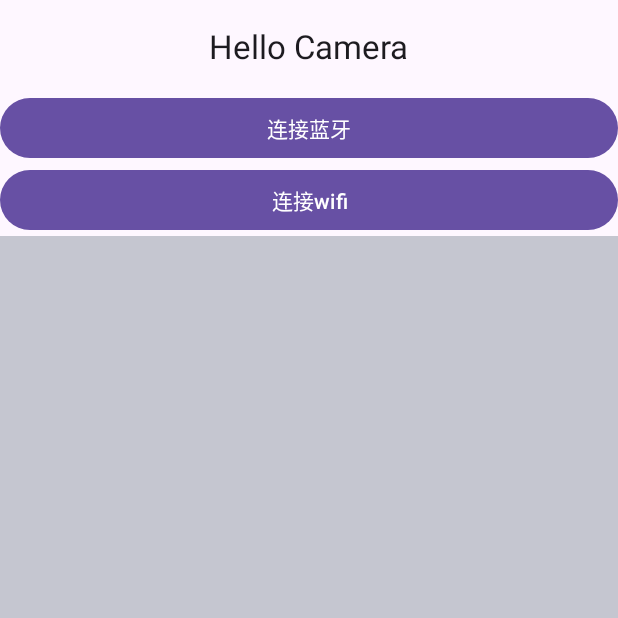
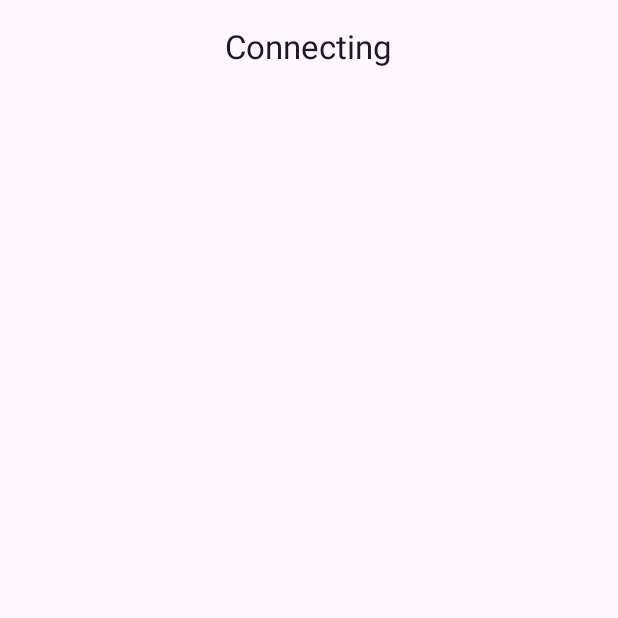
Before and after one commit to ArchineDay/ConnectCamera, an Android app: the screen it shows after launch (MainActivity before the commit, ShowConnectInfo after it), after a tap on "连接蓝牙", on a phone screen of 412 x 824 dp, the top half of it. Run offline under Robolectric (Android 15) with nearby library versions, the phone set to English and light mode, and no system bars.

Commit message:
ble检测和启动

```diff
--- a/app/src/main/java/com/example/connectcamera/MainActivity.java
+++ b/app/src/main/java/com/example/connectcamera/MainActivity.java
@@ -7,28 +7,39 @@ import android.content.Intent;
 import android.net.Uri;
 import android.os.Bundle;
 import android.view.View;
+import android.widget.Button;
 
-public class MainActivity extends  AppCompatActivity{
+public class MainActivity extends AppCompatActivity implements View.OnClickListener {
 
+    Button blueConnectBtn;
+    Button wifiConnectBtn;
 
     @Override
     protected void onCreate(Bundle savedInstanceState) {
         super.onCreate(savedInstanceState);
         setContentView(R.layout.activity_main);
 
+        //获取按钮并监听
+        Button blueConnectBtn = findViewById(R.id.blueConnect);
+        Button wifiConnectBtn = findViewById(R.id.wifiConnect);
+
+        System.out.println(blueConnectBtn.getId());
+
+        blueConnectBtn.setOnClickListener(this);
+        wifiConnectBtn.setOnClickListener(this);
+
     }
+
     @Override
     protected void onStart() {
         super.onStart();
     }
 
-    public void onBlueConnect(View view){
-
+    @Override
+    public void onClick(View v) {
+        Intent intent = new Intent();
+        intent.setClass(this, ShowConnectInfo.class);
+        startActivity(intent);
 
     }
-
-    public void onWifiConnect(View view){
-
-    }
-
 }
--- /dev/null
+++ b/app/src/main/java/com/example/connectcamera/ShowConnectInfo.java
@@ -0,0 +1,170 @@
+package com.example.connectcamera;
+
+import static android.content.ContentValues.TAG;
+
+import androidx.annotation.RequiresApi;
+import androidx.appcompat.app.AppCompatActivity;
+import androidx.core.app.ActivityCompat;
+
+import android.annotation.SuppressLint;
+import android.app.ListActivity;
+import android.bluetooth.BluetoothAdapter;
+import android.bluetooth.BluetoothDevice;
+import android.bluetooth.BluetoothManager;
+import android.bluetooth.le.BluetoothLeScanner;
+import android.content.BroadcastReceiver;
+import android.content.Context;
+import android.content.Intent;
+import android.content.IntentFilter;
+import android.content.pm.PackageManager;
+import android.os.Build;
+import android.os.Bundle;
+import android.os.Handler;
+import android.os.Message;
+import android.util.Log;
+import android.widget.Toast;
+
+import com.example.connectcamera.ble.BleManager;
+import com.example.connectcamera.ble.OnDeviceSearchListener;
+
+public class ShowConnectInfo extends AppCompatActivity {
+
+    private BluetoothManager bluetoothManager;
+    private BluetoothAdapter bluetooth4Adapter;
+
+    public Context mContext;
+
+    private BleManager bleManager;
+    private boolean mScanning;
+    private Handler handler;
+
+    // Stops scanning after 10 seconds.
+    private static final long SCAN_PERIOD = 10000;
+
+    private static final int DISCOVERY_DEVICE = 0x0A;
+    private static final int DISCOVERY_OUT_TIME = 0x0B;
+
+
+    @Override
+    protected void onCreate(Bundle savedInstanceState) {
+        super.onCreate(savedInstanceState);
+        setContentView(R.layout.activity_show_connect_info);
+
+        mContext = ShowConnectInfo.this;
+        //初始化
+        initBle(mContext);
+
+        //打开蓝牙
+        openBlueTooth(mContext, false);
+
+        //搜索
+        searchBtDevice();
+
+
+    }
+
+
+    public boolean initBle(Context context) {
+        mContext = context;
+        return checkBle(context);
+    }
+
+    /**
+     * 检测手机是否支持4.0蓝牙
+     *
+     * @param context 上下文
+     * @return true--支持4.0  false--不支持4.0
+     */
+    public boolean checkBle(Context context) {
+
+        bluetoothManager = (BluetoothManager) context.getSystemService(Context.BLUETOOTH_SERVICE);
+        if (bluetoothManager == null) {
+            return false;
+        }
+        bluetooth4Adapter = bluetoothManager.getAdapter();  //BLUETOOTH权限
+        if (bluetooth4Adapter == null) {
+            return false;
+        } else {
+            Log.d(TAG, "该设备支持蓝牙4.0");
+            Toast.makeText(this, "该设备支持蓝牙4.0", Toast.LENGTH_SHORT).show();
+            return true;
+        }
+    }
+
+    /**
+     * 获取蓝牙状态
+     */
+    public boolean isEnable() {
+        if (bluetooth4Adapter == null) {
+            return false;
+        }
+        return bluetooth4Adapter.isEnabled();
+    }
+
+    /**
+     * 打开蓝牙
+     *
+     * @param isFast true表示直接打开，false提示用户打开
+     */
+    @SuppressLint("MissingPermission")
+    public void openBlueTooth(Context context, boolean isFast) {
+        if (!isEnable()) {
+            if (isFast) {
+                Log.d(TAG, "直接打开手机蓝牙");
+
+                bluetooth4Adapter.enable();
+            } else {
+                Log.d(TAG, "提示用户去打开手机蓝牙");
+
+                Intent enableBtIntent = new Intent(BluetoothAdapter.ACTION_REQUEST_ENABLE);
+                context.startActivity(enableBtIntent);
+
+                Toast.makeText(this, "手机蓝牙状态已开", Toast.LENGTH_SHORT).show();
+            }
+        } else {
+            Log.d(TAG, "手机蓝牙状态已开");
+            Toast.makeText(this, "手机蓝牙状态已开", Toast.LENGTH_SHORT).show();
+        }
+
+    }
+
+    /**
+     * 扫描设备
+     */
+    private void searchBtDevice() {
+        if(bleManager == null){
+            Log.d(TAG, "searchBtDevice()-->bleManager == null");
+            Toast.makeText(this, "searchBtDevice()-->bleManager == null", Toast.LENGTH_SHORT).show();
+            return;
+        }
+
+        if (bleManager.isDiscovery()) { //当前正在搜索设备...
+            bleManager.stopDiscoveryDevice();
+        }
+
+        //开始搜索
+        bleManager.startDiscoveryDevice(onDeviceSearchListener,15000);
+    }
+
+    //扫描结果回调
+    private OnDeviceSearchListener onDeviceSearchListener = new OnDeviceSearchListener() {
+
+        @Override
+        public void onDeviceFound(BLEDevice bleDevice) {
+            Message message = new Message();
+            message.what = DISCOVERY_DEVICE;
+            message.obj = bleDevice;
+            handler.sendMessage(message);
+        }
+
+        @Override
+        public void onDiscoveryOutTime() {
+            Message message = new Message();
+            message.what = DISCOVERY_OUT_TIME;
+            handler.sendMessage(message);
+        }
+    };
+
+
+
+}
--- /dev/null
+++ b/app/src/main/java/com/example/connectcamera/ble/OnDeviceSearchListener.java
@@ -0,0 +1,11 @@
+package com.example.connectcamera.ble;
+
+import com.example.connectcamera.BLEDevice;
+
+public interface OnDeviceSearchListener {
+
+    //搜索到设备
+    void onDeviceFound(BLEDevice bleDevice);
+    //搜索超时
+    void onDiscoveryOutTime();
+}
--- /dev/null
+++ b/app/src/main/res/layout/activity_show_connect_info.xml
@@ -0,0 +1,25 @@
+<?xml version="1.0" encoding="utf-8"?>
+<LinearLayout xmlns:android="http://schemas.android.com/apk/res/android"
+    xmlns:app="http://schemas.android.com/apk/res-auto"
+    xmlns:tools="http://schemas.android.com/tools"
+    android:layout_width="match_parent"
+    android:layout_height="match_parent"
+
+    android:orientation="vertical"
+
+    tools:context=".ShowConnectInfo">
+
+
+    <TextView
+        android:layout_width="wrap_content"
+        android:layout_height="wrap_content"
+        android:layout_gravity="center_horizontal"
+        android:layout_marginBottom="16dp"
+        android:layout_marginTop="16dp"
+        android:text="Connecting"
+        android:textAppearance="?android:attr/textAppearanceLarge"
+        >
+
+    </TextView>
+
+</LinearLayout>
--- a/build.gradle.kts
+++ b/build.gradle.kts
@@ -1,4 +1,4 @@
 // Top-level build file where you can add configuration options common to all sub-projects/modules.
 plugins {
-    id("com.android.application") version "8.1.2" apply false
+    id("com.android.application") version "8.0.2" apply false
 }
```
Also changed, not shown: app/src/main/AndroidManifest.xml (+15 -0 lines), app/src/main/java/com/example/connectcamera/BLEDevice.java (added, +33 -0 lines), app/src/main/java/com/example/connectcamera/ble/BleManager.java (added, +115 -0 lines).
